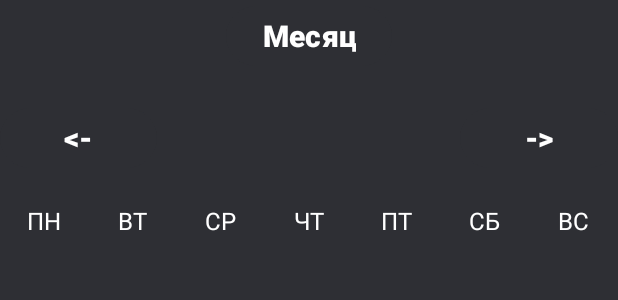
After one commit to qiisqwww/SamsungSchoolProject, an Android app: the layout fragment_week_calendar.xml on its own in the app's theme, with its tools: preview values and no code run, on a phone screen of 412 x 824 dp. The commit adds this screen. Shown: the top 300 px of the screen. Run offline under Robolectric (Android 15) with nearby library versions, the phone set to English and light mode, and no system bars.

Commit message:
feat: temporary commit; added WeekCalendarFragment and CalendarUtils; although, setWeekView method doesn't work for some reason

```diff
--- a/app/src/main/java/com/example/samsungschoolproject/view_adapter/ViewPagerAdapter.java
+++ b/app/src/main/java/com/example/samsungschoolproject/view_adapter/ViewPagerAdapter.java
@@ -38,7 +38,7 @@ public class ViewPagerAdapter extends FragmentStatePagerAdapter {
         notifyDataSetChanged();
     }
 
-    public void changeFragment(Fragment fragment){
+    public void changeCalendarMode(Fragment fragment){
         fragmentList.set(0, fragment);
         notifyDataSetChanged();
     }
--- a/app/src/main/res/layout/calendar_cell.xml
+++ b/app/src/main/res/layout/calendar_cell.xml
@@ -5,7 +5,7 @@
     xmlns:app="http://schemas.android.com/apk/res-auto">
 
     <TextView
-        android:id="@+id/cellDayText"
+        android:id="@+id/day"
         android:layout_width="wrap_content"
         android:layout_height="wrap_content"
         android:textSize="17sp"
--- /dev/null
+++ b/app/src/main/res/layout/fragment_week_calendar.xml
@@ -0,0 +1,134 @@
+<?xml version="1.0" encoding="utf-8"?>
+<LinearLayout
+    xmlns:android="http://schemas.android.com/apk/res/android"
+    xmlns:tools="http://schemas.android.com/tools"
+    android:layout_width="match_parent"
+    android:layout_height="match_parent"
+    android:orientation="vertical"
+    android:background="@color/darkThemeBackgroundColor"
+    tools:context=".fragment.WeekCalendarFragment">
+
+    <Button
+        android:id="@+id/switchToMonthButton"
+        android:layout_width="wrap_content"
+        android:layout_height="wrap_content"
+        android:layout_gravity="center"
+        android:backgroundTint="@color/darkThemeBackgroundColor"
+        android:text="@string/month"
+        android:textColor="@color/white"
+        android:textSize="20sp"
+        android:textStyle="bold"/>
+
+    <LinearLayout
+        android:layout_width="match_parent"
+        android:layout_height="wrap_content"
+        android:orientation="horizontal"
+        android:layout_marginBottom="20dp"
+        android:layout_marginTop="20dp">
+
+        <Button
+            android:id="@+id/weekBackButton"
+            android:layout_width="8dp"
+            android:layout_height="wrap_content"
+            android:layout_weight="1"
+            android:text="@string/get_previous_month"
+            android:textColor="@color/white"
+            android:backgroundTint="@color/darkThemeBackgroundColor"
+            android:textStyle="bold"
+            android:textSize="20sp"/>
+
+        <TextView
+            android:id="@+id/weekMonthYearTV"
+            android:layout_width="8dp"
+            android:layout_height="wrap_content"
+            android:layout_weight="2"
+            android:textSize="20sp"
+            android:textAlignment="center"
+            android:textColor="@color/white"/>
+
+        <Button
+            android:id="@+id/weekNextButton"
+            android:layout_width="8dp"
+            android:layout_height="wrap_content"
+            android:layout_weight="1"
+            android:text="@string/get_next_month"
+            android:backgroundTint="@color/darkThemeBackgroundColor"
+            android:textColor="@color/white"
+            android:background="@null"
+            android:textStyle="bold"
+            android:textSize="20sp" />
+
+    </LinearLayout>
+
+    <LinearLayout
+        android:layout_width="match_parent"
+        android:layout_height="wrap_content"
+        android:orientation="horizontal">
+
+        <TextView
+            android:layout_width="8dp"
+            android:layout_height="wrap_content"
+            android:layout_weight="1"
+            android:text="@string/MON"
+            android:textColor="@color/white"
+            android:textAlignment="center"
+            android:textSize="16sp"/>
+        <TextView
+            android:layout_width="8dp"
+            android:layout_height="wrap_content"
+            android:layout_weight="1"
+            android:text="@string/TUE"
+            android:textColor="@color/white"
+            android:textAlignment="center"
+            android:textSize="16sp"/>
+        <TextView
+            android:layout_width="8dp"
+            android:layout_height="wrap_content"
+            android:layout_weight="1"
+            android:text="@string/WED"
+            android:textColor="@color/white"
+            android:textAlignment="center"
+            android:textSize="16sp"/>
+        <TextView
+            android:layout_width="8dp"
+            android:layout_height="wrap_content"
+            android:layout_weight="1"
+            android:text="@string/THU"
+            android:textColor="@color/white"
+            android:textAlignment="center"
+            android:textSize="16sp"/>
+        <TextView
+            android:layout_width="8dp"
+            android:layout_height="wrap_content"
+            android:layout_weight="1"
+            android:text="@string/FRI"
+            android:textColor="@color/white"
+            android:textAlignment="center"
+            android:textSize="16sp"/>
+        <TextView
+            android:layout_width="8dp"
+            android:layout_height="wrap_content"
+            android:layout_weight="1"
+            android:text="@string/SAT"
+            android:textColor="@color/white"
+            android:textAlignment="center"
+            android:textSize="16sp"/>
+        <TextView
+            android:layout_width="8dp"
+            android:layout_height="wrap_content"
+            android:layout_weight="1"
+            android:text="@string/SUN"
+            android:textColor="@color/white"
+            android:textAlignment="center"
+            android:textSize="16sp"/>
+
+    </LinearLayout>
+
+    <androidx.recyclerview.widget.RecyclerView
+        android:id="@+id/weekCalendarRecyclerView"
+        android:layout_width="match_parent"
+        android:layout_height="0dp"
+        android:layout_weight="1"/>
+
+
+</LinearLayout>
--- a/app/src/main/res/values/strings.xml
+++ b/app/src/main/res/values/strings.xml
@@ -8,6 +8,7 @@
     <string name="get_previous_month">&lt;-</string>
     <string name="get_next_month">-&gt;</string>
     <string name="week">Неделя</string>
+    <string name="month">Месяц</string>
     <string name="MON">ПН</string>
     <string name="TUE">ВТ</string>
     <string name="WED">СР</string>
```
Also changed, not shown: app/src/main/java/com/example/samsungschoolproject/activity/MainActivity.java (+4 -3 lines), app/src/main/java/com/example/samsungschoolproject/enums/Mode.java (deleted, +0 -7 lines), app/src/main/java/com/example/samsungschoolproject/fragment/MonthCalendarFragment.java (renamed from app/src/main/java/com/example/samsungschoolproject/fragment/CalendarFragment.java, +16 -54 lines), app/src/main/java/com/example/samsungschoolproject/fragment/WeekCalendarFragment.java (added, +96 -0 lines), app/src/main/java/com/example/samsungschoolproject/utils/CalendarUtils.java (added, +61 -0 lines), app/src/main/java/com/example/samsungschoolproject/view_adapter/CalendarAdapter.java (+23 -9 lines), app/src/main/res/layout/fragment_month_calendar.xml (renamed from app/src/main/res/layout/fragment_calendar.xml, +6 -6 lines).
